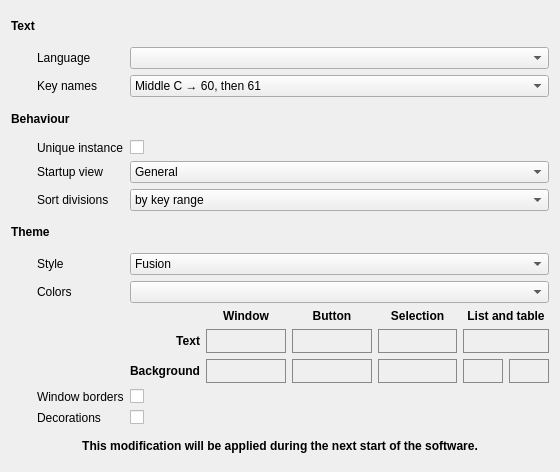
Before: the Qt Designer form sources/context/interface/configsectioninterface.ui in davy7125/polyphone, drawn with Qt 5.
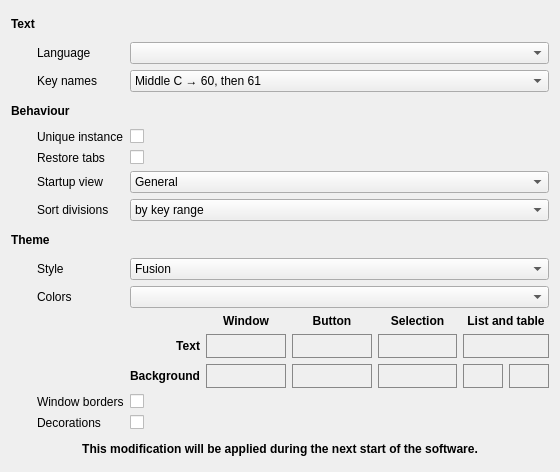
After: the same form once the commit is applied.

Diff of the .ui file:
```diff
--- a/sources/context/interface/configsectioninterface.ui
+++ b/sources/context/interface/configsectioninterface.ui
@@ -114,7 +114,7 @@
      </property>
     </widget>
    </item>
-   <item row="6" column="1">
+   <item row="7" column="1">
     <widget class="QLabel" name="label">
      <property name="text">
       <string>Sort divisions</string>
@@ -560,7 +560,7 @@
      </property>
     </widget>
    </item>
-   <item row="5" column="1">
+   <item row="6" column="1">
     <widget class="QLabel" name="label_5">
      <property name="text">
       <string>Startup view</string>
@@ -600,7 +600,21 @@
      </property>
     </widget>
    </item>
-   <item row="6" column="2">
+   <item row="5" column="1">
+    <widget class="QLabel" name="label_7">
+     <property name="text">
+      <string>Restore tabs</string>
+     </property>
+    </widget>
+   </item>
+   <item row="5" column="2">
+    <widget class="QCheckBox" name="checkRestoreTabs">
+     <property name="text">
+      <string/>
+     </property>
+    </widget>
+   </item>
+   <item row="7" column="2">
     <widget class="QComboBox" name="comboSortDivisions">
      <property name="sizePolicy">
       <sizepolicy hsizetype="Expanding" vsizetype="Fixed">
@@ -630,7 +644,7 @@
      </item>
     </widget>
    </item>
-   <item row="5" column="2">
+   <item row="6" column="2">
     <widget class="QComboBox" name="comboStartupView">
      <item>
       <property name="text">
```
Left out of the diff: 1 changed line with no effect on the pictures.
